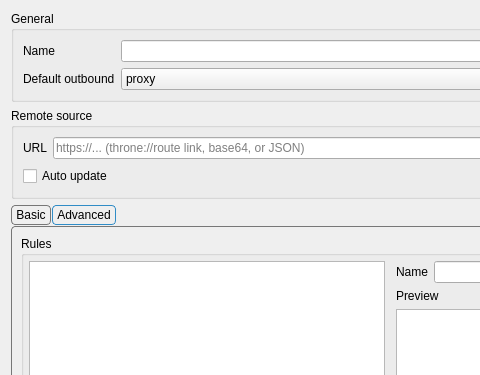
This is include/ui/setting/RouteItem.ui in throneproj/Throne as Qt 5 draws it before an edit; both pictures show x 0 to 480 and y 0 to 375 of the 780 by 802 pixel window. The edited form follows.
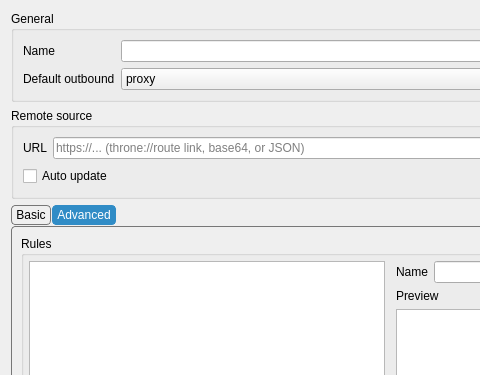
This is the edited form. The open tabs and pages were chosen to show the change.

Commit message: Fix #1728: fill the active tab so it stands out from the inactive ones

What changed in the file:
```diff
--- a/include/ui/setting/RouteItem.ui
+++ b/include/ui/setting/RouteItem.ui
@@ -162,6 +162,8 @@
 
 QTabBar::tab:selected {
     border: 1px solid palette(highlight);
+    background: palette(highlight);
+    color: palette(highlighted-text);
 }
 
 QTabBar::tab:!selected {
```
Left out of the diff: 2 changed lines with no effect on the pictures. The commit also changes 6 other files.
